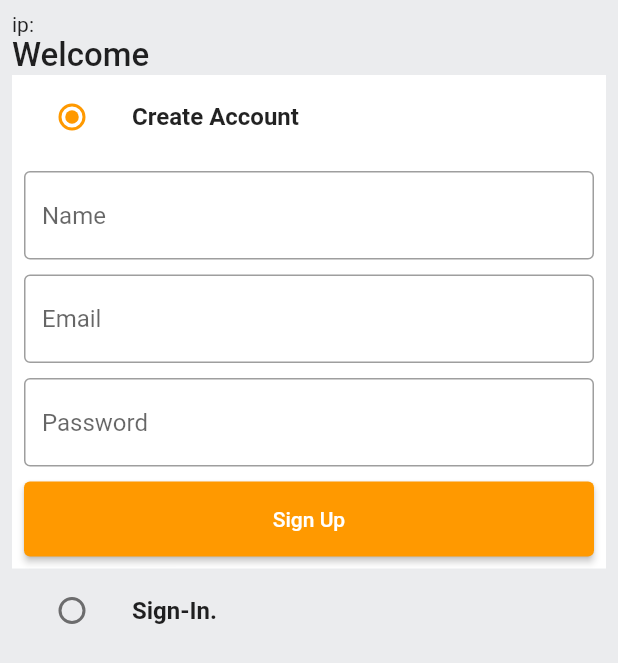
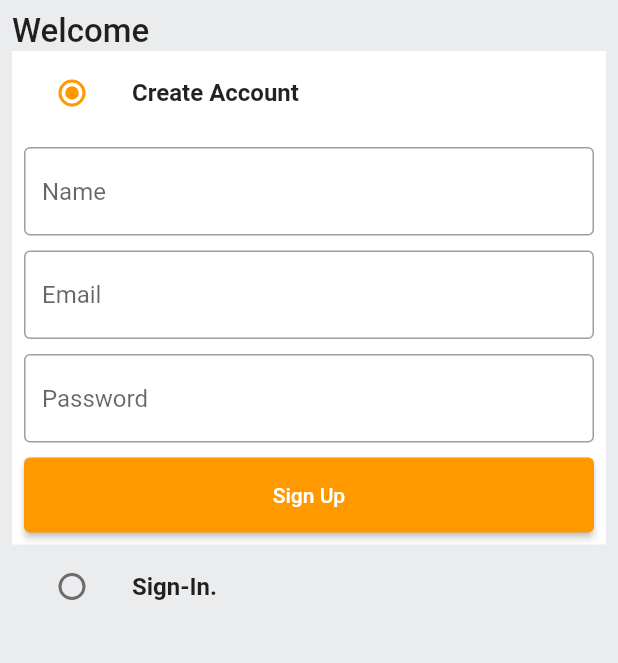
Before and after one commit to 217013277/flutter_amazon_clone, a Flutter app: the screen it shows after launch, on a phone screen of 412 x 824 dp. Shown: the top 663 px of the screen. Run offline on Flutter 3.47's test engine with Material 2 defaults, Android fonts, the phone set to English and light mode, and no system bars; our stand-ins replace badges, carousel_slider, charts_flutter_new, dotted_border, file_picker, flutter_rating_bar and 1 more; missing offline and left inert: cloudinary_public, pay.

```diff
--- a/lib/features/auth/screens/auth_screen.dart
+++ b/lib/features/auth/screens/auth_screen.dart
@@ -25,8 +25,6 @@ class _AuthScreenState extends State<AuthScreen> {
   final TextEditingController _signInEmailController = TextEditingController();
   final TextEditingController _signInPasswordController =
       TextEditingController();
-
-  final String ip = const String.fromEnvironment("BACKEND_SERVER");
 
   @override
   void dispose() {
@@ -62,7 +60,6 @@ class _AuthScreenState extends State<AuthScreen> {
           child: Column(
             crossAxisAlignment: CrossAxisAlignment.start,
             children: [
-              Text("ip: $ip"),
               const Text(
                 "Welcome",
                 style: TextStyle(fontSize: 22, fontWeight: FontWeight.w500),
--- a/lib/features/product_details/services/product_details_services.dart
+++ b/lib/features/product_details/services/product_details_services.dart
@@ -35,6 +35,8 @@ class ProductDetailsServices {
               userProvider.user.copyWith(cart: jsonDecode(res.body)['cart']);
 
           userProvider.setUserFromModel(user);
+
+          showSnackBar(context, "Product was added to cart");
         },
       );
     } catch (e) {
```
Also changed, not shown: lib/features/address/screens/address_screen.dart (+10 -9 lines).
